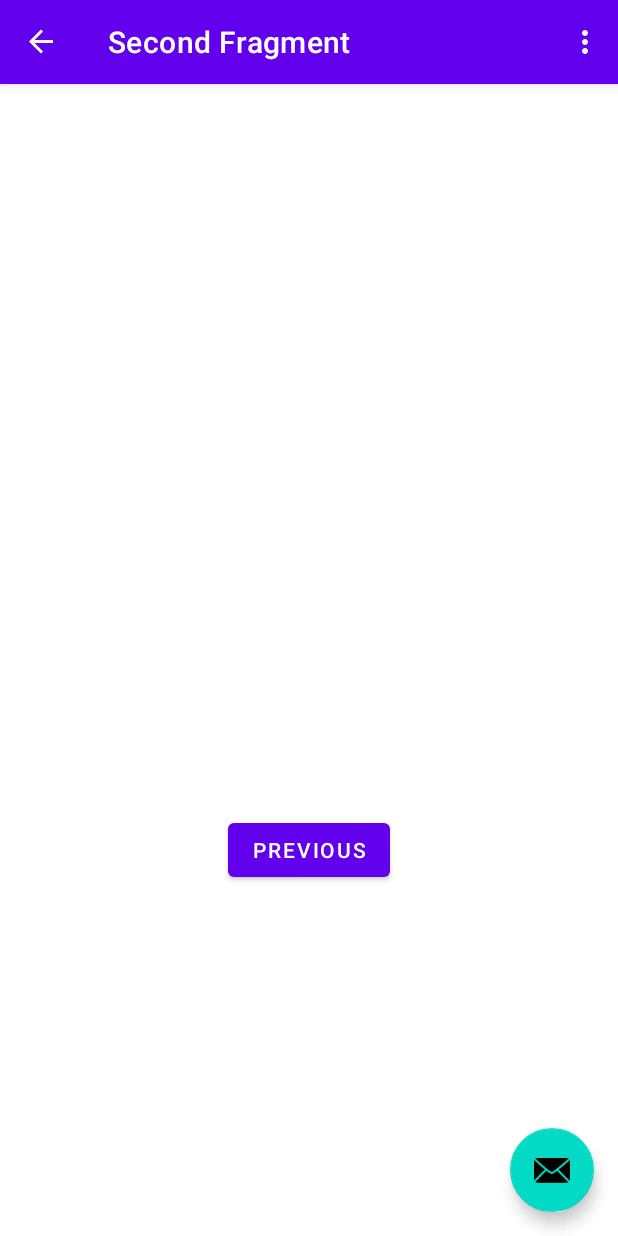
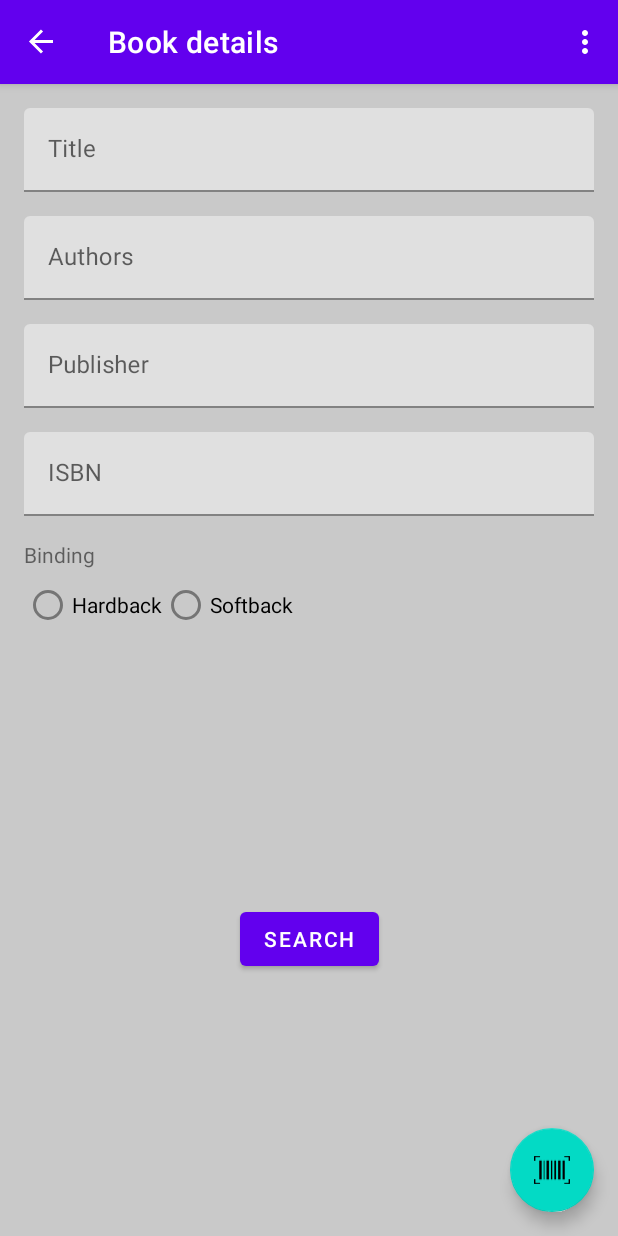
Before and after one commit to terrykay/GoogleBooksApi, an Android app: the screen it shows after launch (MainActivity), after a tap on "NEXT", on a phone screen of 412 x 824 dp. Run offline under Robolectric (Android 15) with nearby library versions, the phone set to English and light mode, and no system bars; our stand-ins replace navigation-ui; libraries missing offline, so code that uses them is left out: com.google.zxing.integration; network calls fail; 2 statements that could not run were skipped.

Commit message:
Book Details screen

```diff
--- a/app/src/main/AndroidManifest.xml
+++ b/app/src/main/AndroidManifest.xml
@@ -2,6 +2,7 @@
 <manifest xmlns:android="http://schemas.android.com/apk/res/android"
     package="uk.meadowsoftware.googlebooksapi">
     <uses-permission android:name="android.permission.INTERNET" />
+    <uses-permission android:name="android.permission.WRITE_EXTERNAL_STORAGE" />
     <application
         android:allowBackup="true"
         android:icon="@mipmap/ic_launcher"
--- a/app/src/main/java/uk/meadowsoftware/googlebooksapi/FirstFragment.kt
+++ b/app/src/main/java/uk/meadowsoftware/googlebooksapi/FirstFragment.kt
@@ -41,7 +41,7 @@ class FirstFragment : Fragment() {
         super.onViewCreated(view, savedInstanceState)
 
         binding.buttonFirst.setOnClickListener {
-            findNavController().navigate(R.id.action_FirstFragment_to_SecondFragment)
+            findNavController().navigate(R.id.action_FirstFragment_to_BookDetailsFragment)
         }
 
         val r  = GoogleBooksRepository(GoogleBooksRetrofitService.getInstance())
--- a/app/src/main/java/uk/meadowsoftware/googlebooksapi/MainActivity.kt
+++ b/app/src/main/java/uk/meadowsoftware/googlebooksapi/MainActivity.kt
@@ -2,7 +2,6 @@ package uk.meadowsoftware.googlebooksapi
 
 import android.os.Bundle
 import android.util.Log
-import com.google.android.material.snackbar.Snackbar
 import androidx.appcompat.app.AppCompatActivity
 import androidx.navigation.findNavController
 import androidx.navigation.ui.AppBarConfiguration
@@ -33,10 +32,9 @@ class MainActivity : AppCompatActivity() {
         appBarConfiguration = AppBarConfiguration(navController.graph)
         setupActionBarWithNavController(navController, appBarConfiguration)
 
-        binding.fab.setOnClickListener { view ->
-            Snackbar.make(view, "Replace with your own action", Snackbar.LENGTH_LONG)
-                .setAction("Action", null).show()
-        }
+//        binding.fab.setOnClickListener { view ->
+//            findNavController(R.id.firstFragment).navigate(R.id.action_FirstFragment_to_BookDetailsFragment)
+//        }
 
         val r  = GoogleBooksRepository(GoogleBooksRetrofitService.getInstance())
         lifecycleScope.launch {
--- /dev/null
+++ b/app/src/main/res/drawable/ic_barcode_scan.xml
@@ -0,0 +1,9 @@
+<vector xmlns:android="http://schemas.android.com/apk/res/android"
+    android:width="122.88dp"
+    android:height="97.04dp"
+    android:viewportWidth="122.88"
+    android:viewportHeight="97.04">
+  <path
+      android:fillColor="#FF000000"
+      android:pathData="M2.38,0h18.33v4.76H4.76V17.2H0V2.38C0,1.07 1.07,0 2.38,0L2.38,0zM17.92,16.23h8.26v64.58h-8.26V16.23L17.92,16.23zM69.41,16.23h5.9v64.58h-5.9V16.23L69.41,16.23zM57.98,16.23h4.42v64.58h-4.42V16.23L57.98,16.23zM33.19,16.23h2.51v64.58h-2.51V16.23L33.19,16.23zM97.59,16.23h7.37v64.58h-7.37V16.23L97.59,16.23zM82.32,16.23h8.26v64.58h-8.26V16.23L82.32,16.23zM42.71,16.23h8.26v64.58h-8.26V16.23L42.71,16.23zM4.76,79.84v12.44h15.95v4.76H2.38C1.07,97.04 0,95.98 0,94.66V79.84H4.76L4.76,79.84zM103.4,0h17.1c1.31,0 2.38,1.07 2.38,2.38V17.2h-4.76V4.76H103.4V0L103.4,0zM122.88,79.84v14.82c0,1.31 -1.07,2.38 -2.38,2.38h-17.1v-4.76h14.72V79.84H122.88L122.88,79.84z"/>
+</vector>
--- a/app/src/main/res/layout/activity_main.xml
+++ b/app/src/main/res/layout/activity_main.xml
@@ -21,7 +21,7 @@
     </com.google.android.material.appbar.AppBarLayout>
 
     <include layout="@layout/content_main" />
-
+<!--
     <com.google.android.material.floatingactionbutton.FloatingActionButton
         android:id="@+id/fab"
         android:layout_width="wrap_content"
@@ -29,5 +29,5 @@
         android:layout_gravity="bottom|end"
         android:layout_margin="@dimen/fab_margin"
         app:srcCompat="@android:drawable/ic_dialog_email" />
-
+-->
 </androidx.coordinatorlayout.widget.CoordinatorLayout>
--- a/app/src/main/res/layout/fragment_book_details.xml
+++ b/app/src/main/res/layout/fragment_book_details.xml
@@ -4,6 +4,7 @@
     xmlns:tools="http://schemas.android.com/tools"
     android:layout_width="match_parent"
     android:layout_height="match_parent"
+    android:background="?attr/colourBackground"
     tools:context=".BookDetailsFragment">
 
     <com.google.android.material.textfield.TextInputLayout
@@ -14,6 +15,9 @@
         app:layout_constraintStart_toStartOf="parent"
         app:layout_constraintEnd_toEndOf="parent"
         android:layout_marginBottom="12dp"
+        android:paddingStart="@dimen/base_unit_space"
+        android:paddingEnd="@dimen/base_unit_space"
+        android:paddingTop="@dimen/base_unit_space"
         android:hint="Title">
 
         <com.google.android.material.textfield.TextInputEditText
@@ -32,6 +36,9 @@
         app:layout_constraintStart_toStartOf="parent"
         app:layout_constraintEnd_toEndOf="parent"
         android:layout_marginBottom="12dp"
+        android:paddingStart="@dimen/base_unit_space"
+        android:paddingEnd="@dimen/base_unit_space"
+        android:paddingTop="@dimen/base_unit_space"
         android:hint="Authors">
 
         <com.google.android.material.textfield.TextInputEditText
@@ -48,7 +55,9 @@
         app:layout_constraintTop_toBottomOf="@+id/authorsWrapper"
         app:layout_constraintStart_toStartOf="parent"
         app:layout_constraintEnd_toEndOf="parent"
-        android:layout_marginBottom="12dp"
+        android:paddingStart="@dimen/base_unit_space"
+        android:paddingEnd="@dimen/base_unit_space"
+        android:paddingTop="@dimen/base_unit_space"
         android:hint="@string/publisher">
 
         <com.google.android.material.textfield.TextInputEditText
@@ -65,7 +74,9 @@
         app:layout_constraintTop_toBottomOf="@+id/publisherWrapper"
         app:layout_constraintStart_toStartOf="parent"
         app:layout_constraintEnd_toEndOf="parent"
-        android:layout_marginBottom="12dp"
+        android:paddingStart="@dimen/base_unit_space"
+        android:paddingEnd="@dimen/base_unit_space"
+        android:paddingTop="@dimen/base_unit_space"
         android:hint="@string/isbn">
 
         <com.google.android.material.textfield.TextInputEditText
@@ -83,6 +94,9 @@
         app:layout_constraintTop_toBottomOf="@+id/isbnWrapper"
         app:layout_constraintStart_toStartOf="parent"
         app:layout_constraintEnd_toEndOf="parent"
+        android:paddingStart="@dimen/base_unit_space"
+        android:paddingEnd="@dimen/base_unit_space"
+        android:paddingTop="@dimen/base_unit_space"
         android:text="Binding" />
 
     <RadioGroup
@@ -93,6 +107,8 @@
         app:layout_constraintTop_toBottomOf="@+id/radioGroupLabel"
         app:layout_constraintStart_toStartOf="parent"
         app:layout_constraintEnd_toEndOf="parent"
+        android:paddingStart="@dimen/base_unit_space"
+        android:paddingEnd="@dimen/base_unit_space"
         android:text="Binding">
 
         <RadioButton
@@ -119,4 +135,13 @@
         app:layout_constraintStart_toStartOf="parent"
         app:layout_constraintTop_toBottomOf="@id/bindingRadioGroup" />
 
+    <com.google.android.material.floatingactionbutton.FloatingActionButton
+        android:id="@+id/bookDetailsActionButton"
+        android:layout_width="wrap_content"
+        android:layout_height="wrap_content"
+        app:layout_constraintBottom_toBottomOf="parent"
+        app:layout_constraintEnd_toEndOf="parent"
+        android:layout_margin="@dimen/fab_margin"
+        app:srcCompat="@drawable/ic_barcode_scan" />
+
 </androidx.constraintlayout.widget.ConstraintLayout>
--- a/app/src/main/res/layout/fragment_first.xml
+++ b/app/src/main/res/layout/fragment_first.xml
@@ -1,5 +1,6 @@
 <?xml version="1.0" encoding="utf-8"?>
 <androidx.constraintlayout.widget.ConstraintLayout xmlns:android="http://schemas.android.com/apk/res/android"
+    android:id="@+id/firstFragment"
     xmlns:app="http://schemas.android.com/apk/res-auto"
     xmlns:tools="http://schemas.android.com/tools"
     android:layout_width="match_parent"
--- a/app/src/main/res/navigation/nav_graph.xml
+++ b/app/src/main/res/navigation/nav_graph.xml
@@ -14,7 +14,12 @@
         <action
             android:id="@+id/action_FirstFragment_to_SecondFragment"
             app:destination="@id/SecondFragment" />
+
+        <action
+            android:id="@+id/action_FirstFragment_to_BookDetailsFragment"
+            app:destination="@id/BookDetailsFragment" />
     </fragment>
+
     <fragment
         android:id="@+id/SecondFragment"
         android:name="uk.meadowsoftware.googlebooksapi.SecondFragment"
@@ -25,4 +30,15 @@
             android:id="@+id/action_SecondFragment_to_FirstFragment"
             app:destination="@id/FirstFragment" />
     </fragment>
+
+    <fragment
+        android:id="@+id/BookDetailsFragment"
+        android:name="uk.meadowsoftware.googlebooksapi.bookdetails.BookDetailsFragment"
+        android:label="@string/book_details_fragment_title"
+        tools:layout="@layout/fragment_second">
+
+        <action
+            android:id="@+id/action_BookDetailsFragment_to_FirstFragment"
+            app:destination="@id/FirstFragment" />
+    </fragment>
 </navigation>
--- a/app/src/main/res/values-night/themes.xml
+++ b/app/src/main/res/values-night/themes.xml
@@ -12,5 +12,6 @@
         <!-- Status bar color. -->
         <item name="android:statusBarColor" tools:targetApi="l">?attr/colorPrimaryVariant</item>
         <!-- Customize your theme here. -->
+        <item name="colourBackground">@color/dark_grey</item>
     </style>
 </resources>
--- /dev/null
+++ b/app/src/main/res/values/attrs.xml
@@ -0,0 +1,4 @@
+<?xml version="1.0" encoding="utf-8"?>
+<resources>
+    <attr name="colourBackground" format="color" />
+</resources>
--- a/app/src/main/res/values/colors.xml
+++ b/app/src/main/res/values/colors.xml
@@ -7,4 +7,6 @@
     <color name="teal_700">#FF018786</color>
     <color name="black">#FF000000</color>
     <color name="white">#FFFFFFFF</color>
+    <color name="opal">#C9C9C9</color>
+    <color name="dark_grey">#232323</color>
 </resources>
--- a/app/src/main/res/values/dimens.xml
+++ b/app/src/main/res/values/dimens.xml
@@ -1,3 +1,4 @@
 <resources>
     <dimen name="fab_margin">16dp</dimen>
+    <dimen name="base_unit_space">16dp</dimen>
 </resources>
--- a/app/src/main/res/values/strings.xml
+++ b/app/src/main/res/values/strings.xml
@@ -16,4 +16,6 @@
     <string name="publisher">Publisher</string>
     <string name="isbn">ISBN</string>
     <string name="search">Search</string>
+
+    <string name="book_details_fragment_title">Book details</string>
 </resources>
--- a/app/src/main/res/values/themes.xml
+++ b/app/src/main/res/values/themes.xml
@@ -12,6 +12,7 @@
         <!-- Status bar color. -->
         <item name="android:statusBarColor" tools:targetApi="l">?attr/colorPrimaryVariant</item>
         <!-- Customize your theme here. -->
+        <item name="colourBackground">@color/opal</item>
     </style>
 
     <style name="Theme.GoogleBooksApi.NoActionBar">
--- a/build.gradle
+++ b/build.gradle
@@ -8,9 +8,6 @@ buildscript {
     dependencies {
         classpath 'com.android.tools.build:gradle:7.2.2'
         classpath "org.jetbrains.kotlin:kotlin-gradle-plugin:$kotlin_version"
-
-        // NOTE: Do not place your application dependencies here; they belong
-        // in the individual module build.gradle files
     }
 }
 
@@ -18,7 +15,6 @@ allprojects {
     repositories {
         google()
         mavenCentral()
-        jcenter() // Warning: this repository is going to shut down soon
     }
 }
 
```
Also changed, not shown: app/build.gradle (+12 -5 lines), app/src/main/java/uk/meadowsoftware/googlebooksapi/bookdetails/BookDetailsFragment.kt (+61 -2 lines), 2 other files.
